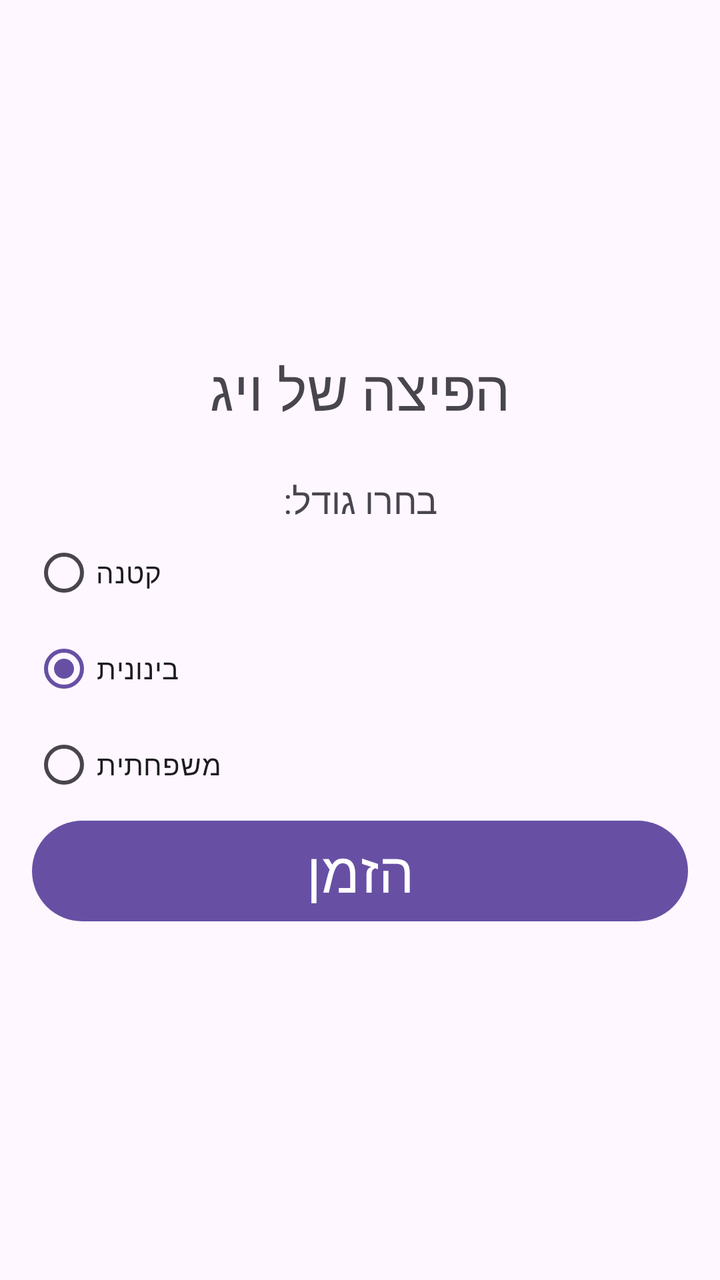
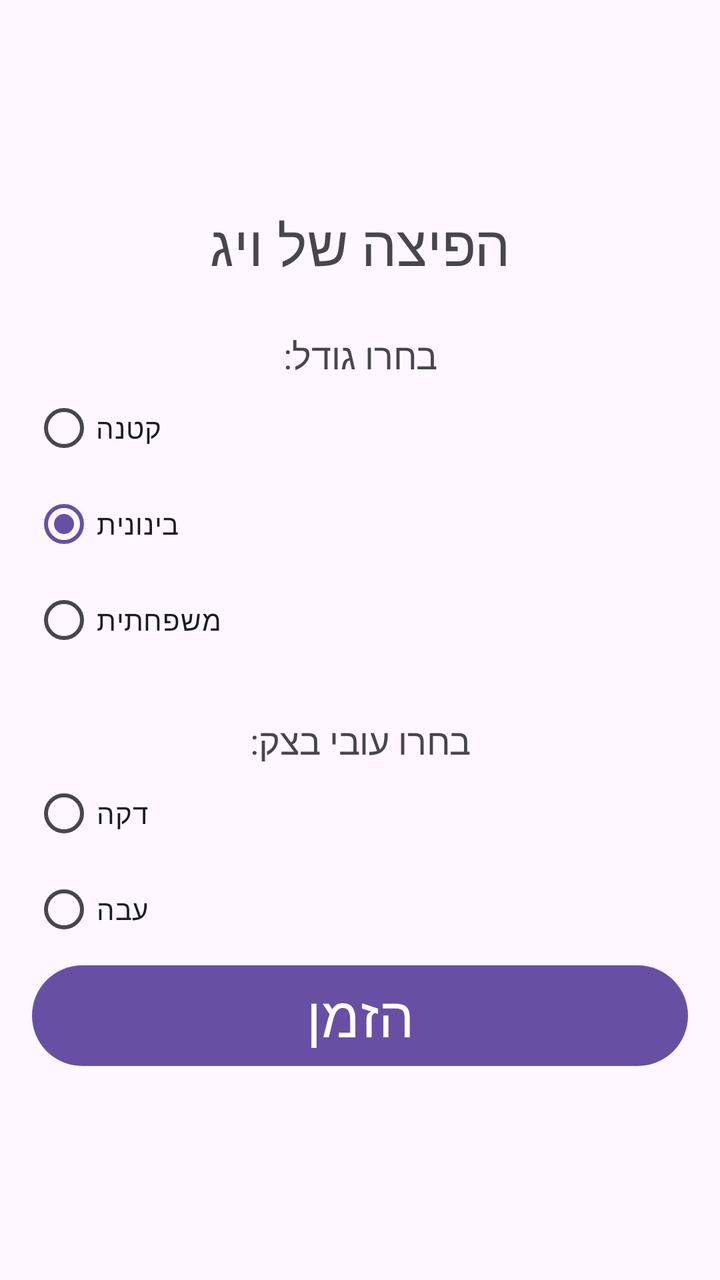

An Android layout rendered at two revisions. The XML below is the earlier revision; the diff shows what the commit changed to produce the second picture.
<!-- AndroidManifest.xml: application theme Theme.PizzaOrder -->
<!-- res/layout/activity_main.xml -->
<?xml version="1.0" encoding="utf-8"?>
<LinearLayout xmlns:android="http://schemas.android.com/apk/res/android"
    android:id="@+id/main"
    android:layout_width="match_parent"
    android:layout_height="match_parent"
    android:orientation="vertical"
    android:gravity="center"
    android:padding="16dp">

    <TextView
        android:id="@+id/tvTitle"
        android:layout_width="match_parent"
        android:layout_height="wrap_content"
        android:textSize="28sp"
        android:gravity="center"
        android:layout_gravity="center_horizontal"
        android:text="הפיצה של ויג"
        />
    <TextView
        android:id="@+id/tvSizeLabel"
        android:layout_width="wrap_content"
        android:layout_height="wrap_content"
        android:layout_marginTop="24dp"
        android:text="בחרו גודל:"
        android:textSize="18sp" />

    <RadioGroup
        android:id="@+id/rgSize"
        android:layout_width="match_parent"
        android:layout_height="wrap_content"
        android:orientation="vertical">

        <RadioButton
            android:id="@+id/rbSmall"
            android:layout_width="wrap_content"
            android:layout_height="wrap_content"

            android:text="קטנה" />

        <RadioButton
            android:id="@+id/rbMedium"
            android:layout_width="wrap_content"
            android:layout_height="wrap_content"
            android:checked="true"
            android:text="בינונית" />

        <RadioButton
            android:id="@+id/rbLarge"
            android:layout_width="wrap_content"
            android:layout_height="wrap_content"
            android:text="משפחתית" />

    </RadioGroup>

    <Button
        android:id="@+id/btnOrder"
        android:layout_width="match_parent"
        android:layout_height="wrap_content"
        android:layout_gravity="center_horizontal"
        android:gravity="center"
        android:textSize="28sp"
        android:text="הזמן"

        />
</LinearLayout>
<!-- resources referenced by this layout -->
<resources>
  <style name="Theme.PizzaOrder" parent="Base.Theme.PizzaOrder" />
  <style name="Base.Theme.PizzaOrder" parent="Theme.Material3.DayNight.NoActionBar">
          
          
      </style>
</resources>

<!-- the commit's change to res/layout/activity_main.xml (unified diff, before → after) -->
@@ -52,6 +52,37 @@
 
     </RadioGroup>
 
+    <TextView
+        android:id="@+id/tvCrust"
+        android:layout_width="wrap_content"
+        android:layout_height="wrap_content"
+        android:layout_marginTop="24dp"
+        android:text="בחרו עובי בצק:"
+        android:textSize="18sp" />
+    <RadioGroup
+        android:id="@+id/rgCrust"
+        android:layout_width="match_parent"
+        android:layout_height="wrap_content"
+        android:orientation="vertical">
+
+    <RadioButton
+        android:id="@+id/rbThin"
+        android:layout_width="wrap_content"
+        android:layout_height="wrap_content"
+
+        android:text="דקה" />
+
+    <RadioButton
+        android:id="@+id/rbThick"
+        android:layout_width="wrap_content"
+        android:layout_height="wrap_content"
+        android:text="עבה" />
+
+    </RadioGroup>
+
+
+
+
     <Button
         android:id="@+id/btnOrder"
         android:layout_width="match_parent"
